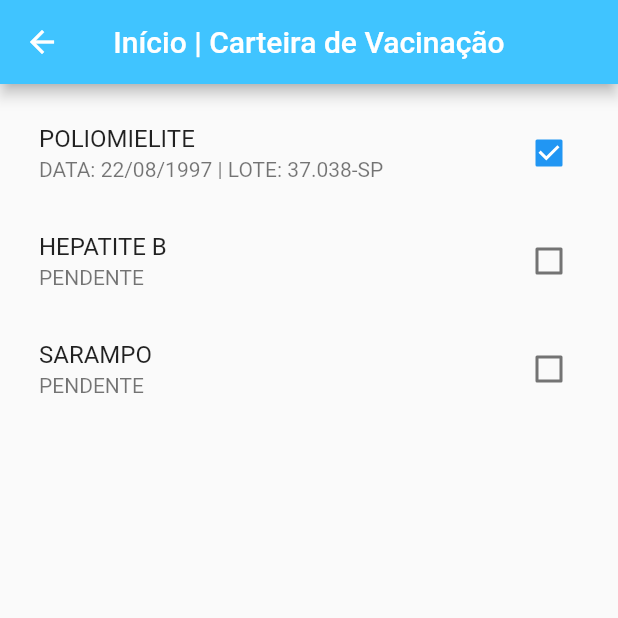
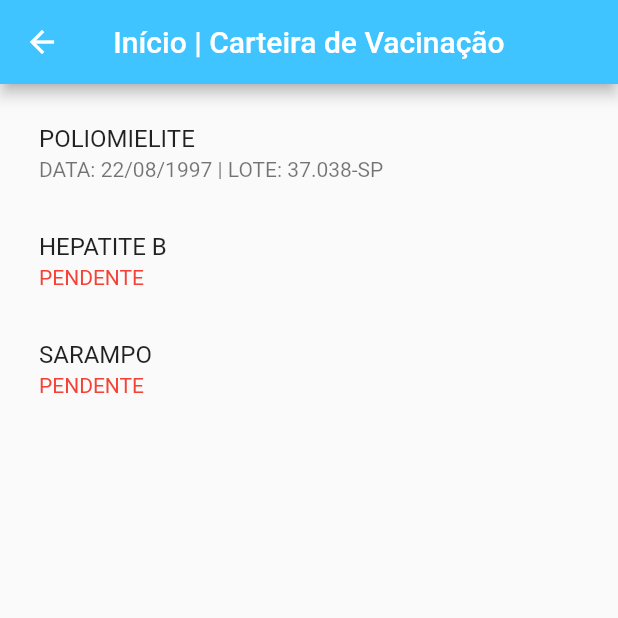
Before and after one commit to MateusDanieel/etec_app_tcc_vac, a Flutter app: the Dash screen opened directly, on a phone screen of 412 x 824 dp, the top half of it. Run offline on Flutter 3.47's test engine with Material 2 defaults, Android fonts, the phone set to English and light mode, and no system bars; network calls fail.

Commit message:
Correções na página de dashboard.

```diff
--- a/lib/views/dash.dart
+++ b/lib/views/dash.dart
@@ -17,23 +17,23 @@ class _DashState extends State<Dash> {
       body: SingleChildScrollView(
           padding: EdgeInsets.all(10.0),
           child: Column(children: [
-            CheckboxListTile(
+            ListTile(
               title: Text("POLIOMIELITE", style: TextStyle()),
               subtitle: Text("DATA: 22/08/1997 | LOTE: 37.038-SP"),
-              onChanged: (bool value) {},
-              value: true,
             ),
-            CheckboxListTile(
+            ListTile(
               title: Text("HEPATITE B", style: TextStyle()),
-              subtitle: Text("PENDENTE"),
-              onChanged: (bool value) {},
-              value: false,
+              subtitle: Text(
+                "PENDENTE",
+                style: TextStyle(color: Colors.red),
+              ),
             ),
-            CheckboxListTile(
+            ListTile(
               title: Text("SARAMPO", style: TextStyle()),
-              subtitle: Text("PENDENTE"),
-              onChanged: (bool value) {},
-              value: false,
+              subtitle: Text(
+                "PENDENTE",
+                style: TextStyle(color: Colors.red),
+              ),
             ),
           ])),
     );
```
